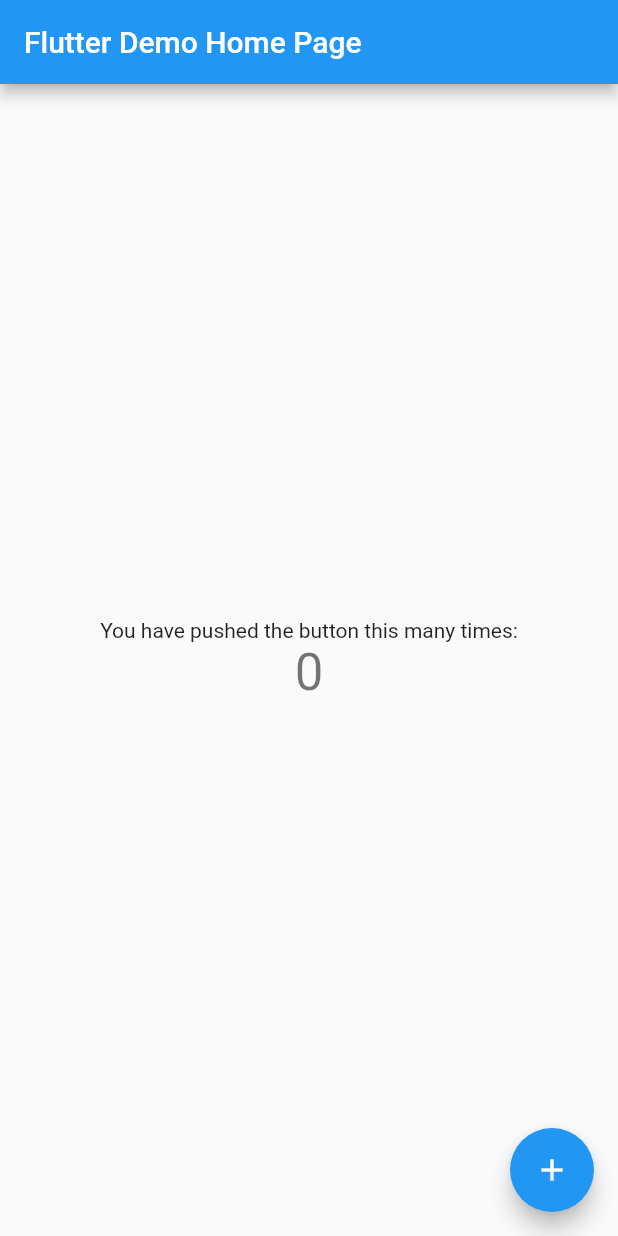
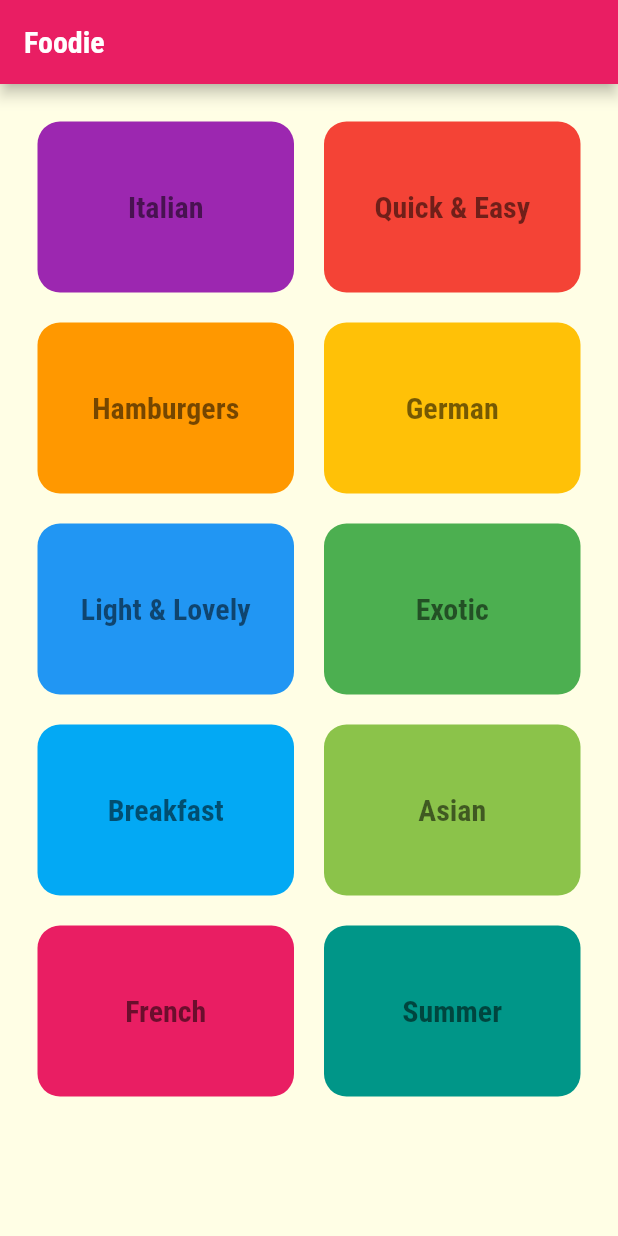
Before and after one commit to felixdusengimana/foodie, a Flutter app: the screen it shows after launch, on a phone screen of 412 x 824 dp. Run offline on Flutter 3.47's test engine with Material 2 defaults, Android fonts, the phone set to English and light mode, and no system bars.

Commit message:
feat: categories screen

```diff
--- /dev/null
+++ b/lib/dummy_data.dart
@@ -0,0 +1,56 @@
+import 'package:flutter/material.dart';
+
+import './models/category.dart';
+
+const DUMMY_CATEGORIES = const [
+  Category(
+    id: 'c1',
+    title: 'Italian',
+    color: Colors.purple,
+  ),
+  Category(
+    id: 'c2',
+    title: 'Quick & Easy',
+    color: Colors.red,
+  ),
+  Category(
+    id: 'c3',
+    title: 'Hamburgers',
+    color: Colors.orange,
+  ),
+  Category(
+    id: 'c4',
+    title: 'German',
+    color: Colors.amber,
+  ),
+  Category(
+    id: 'c5',
+    title: 'Light & Lovely',
+    color: Colors.blue,
+  ),
+  Category(
+    id: 'c6',
+    title: 'Exotic',
+    color: Colors.green,
+  ),
+  Category(
+    id: 'c7',
+    title: 'Breakfast',
+    color: Colors.lightBlue,
+  ),
+  Category(
+    id: 'c8',
+    title: 'Asian',
+    color: Colors.lightGreen,
+  ),
+  Category(
+    id: 'c9',
+    title: 'French',
+    color: Colors.pink,
+  ),
+  Category(
+    id: 'c10',
+    title: 'Summer',
+    color: Colors.teal,
+  ),
+];
--- a/lib/main.dart
+++ b/lib/main.dart
@@ -1,115 +1,40 @@
 import 'package:flutter/material.dart';
+import './screens/categories.dart';
 
 void main() {
-  runApp(const MyApp());
+  runApp(MyApp());
 }
 
 class MyApp extends StatelessWidget {
-  const MyApp({Key? key}) : super(key: key);
-
-  // This widget is the root of your application.
   @override
   Widget build(BuildContext context) {
     return MaterialApp(
-      title: 'Flutter Demo',
+      title: 'Foodie',
+      home: const CategoriesScreen(),
       theme: ThemeData(
-        // This is the theme of your application.
-        //
-        // Try running your application with "flutter run". You'll see the
-        // application has a blue toolbar. Then, without quitting the app, try
-        // changing the primarySwatch below to Colors.green and then invoke
-        // "hot reload" (press "r" in the console where you ran "flutter run",
-        // or simply save your changes to "hot reload" in a Flutter IDE).
-        // Notice that the counter didn't reset back to zero; the application
-        // is not restarted.
-        primarySwatch: Colors.blue,
-      ),
-      home: const MyHomePage(title: 'Flutter Demo Home Page'),
+          primarySwatch: Colors.pink,
+          accentColor: Colors.amber,
+          canvasColor: Color.fromRGBO(255, 254, 229, 1),
+          fontFamily: 'Raleeway',
+          textTheme: ThemeData.light().textTheme.copyWith(
+                bodyText1: const TextStyle(
+                  color: Color.fromRGBO(20, 51, 51, 1),
+                ),
+                bodyText2: const TextStyle(
+                  color: Color.fromRGBO(20, 51, 51, 1),
+                ),
+                headline1: const TextStyle(
+                    fontSize: 20,
+                    fontFamily: 'RobotoCondensed',
+                    fontWeight: FontWeight.bold),
+              ),
+          appBarTheme: const AppBarTheme(
+            titleTextStyle: TextStyle(
+              fontSize: 20,
+              fontFamily: 'RobotoCondensed',
+              fontWeight: FontWeight.bold,
+            ),
+          )),
     );
   }
 }
-
-class MyHomePage extends StatefulWidget {
-  const MyHomePage({Key? key, required this.title}) : super(key: key);
-
-  // This widget is the home page of your application. It is stateful, meaning
-  // that it has a State object (defined below) that contains fields that affect
-  // how it looks.
-
-  // This class is the configuration for the state. It holds the values (in this
-  // case the title) provided by the parent (in this case the App widget) and
-  // used by the build method of the State. Fields in a Widget subclass are
-  // always marked "final".
-
-  final String title;
-
-  @override
-  State<MyHomePage> createState() => _MyHomePageState();
-}
-
-class _MyHomePageState extends State<MyHomePage> {
-  int _counter = 0;
-
-  void _incrementCounter() {
-    setState(() {
-      // This call to setState tells the Flutter framework that something has
-      // changed in this State, which causes it to rerun the build method below
-      // so that the display can reflect the updated values. If we changed
-      // _counter without calling setState(), then the build method would not be
-      // called again, and so nothing would appear to happen.
-      _counter++;
-    });
-  }
-
-  @override
-  Widget build(BuildContext context) {
-    // This method is rerun every time setState is called, for instance as done
-    // by the _incrementCounter method above.
-    //
-    // The Flutter framework has been optimized to make rerunning build methods
-    // fast, so that you can just rebuild anything that needs updating rather
-    // than having to individually change instances of widgets.
-    return Scaffold(
-      appBar: AppBar(
-        // Here we take the value from the MyHomePage object that was created by
-        // the App.build method, and use it to set our appbar title.
-        title: Text(widget.title),
-      ),
-      body: Center(
-        // Center is a layout widget. It takes a single child and positions it
-        // in the middle of the parent.
-        child: Column(
-          // Column is also a layout widget. It takes a list of children and
-          // arranges them vertically. By default, it sizes itself to fit its
-          // children horizontally, and tries to be as tall as its parent.
-          //
-          // Invoke "debug painting" (press "p" in the console, choose the
-          // "Toggle Debug Paint" action from the Flutter Inspector in Android
-          // Studio, or the "Toggle Debug Paint" command in Visual Studio Code)
-          // to see the wireframe for each widget.
-          //
-          // Column has various properties to control how it sizes itself and
-          // how it positions its children. Here we use mainAxisAlignment to
-          // center the children vertically; the main axis here is the vertical
-          // axis because Columns are vertical (the cross axis would be
-          // horizontal).
-          mainAxisAlignment: MainAxisAlignment.center,
-          children: <Widget>[
-            const Text(
-              'You have pushed the button this many times:',
-            ),
-            Text(
-              '$_counter',
-              style: Theme.of(context).textTheme.headline4,
-            ),
-          ],
-        ),
-      ),
-      floatingActionButton: FloatingActionButton(
-        onPressed: _incrementCounter,
-        tooltip: 'Increment',
-        child: const Icon(Icons.add),
-      ), // This trailing comma makes auto-formatting nicer for build methods.
-    );
-  }
-}
--- /dev/null
+++ b/lib/models/category.dart
@@ -0,0 +1,13 @@
+import 'package:flutter/material.dart';
+
+class Category {
+  final String id;
+  final String title;
+  final Color color;
+
+  const Category({
+    required this.id,
+    required this.title,
+    this.color = Colors.orange,
+  });
+}
--- /dev/null
+++ b/lib/screens/categories.dart
@@ -0,0 +1,29 @@
+import 'package:Foodie/dummy_data.dart';
+import 'package:flutter/material.dart';
+
+import '../widgets/category_item.dart';
+import '../dummy_data.dart';
+
+class CategoriesScreen extends StatelessWidget {
+  const CategoriesScreen({Key? key}) : super(key: key);
+
+  @override
+  Widget build(BuildContext context) {
+    return Scaffold(
+      appBar: AppBar(
+        title: const Text('Foodie'),
+      ),
+      body: GridView(
+        padding: const EdgeInsets.all(25),
+        gridDelegate: const SliverGridDelegateWithMaxCrossAxisExtent(
+            maxCrossAxisExtent: 200,
+            childAspectRatio: 3 / 2,
+            crossAxisSpacing: 20,
+            mainAxisSpacing: 20),
+        children: DUMMY_CATEGORIES.map((catData) {
+          return CategoryItem(catData.id, catData.title, catData.color);
+        }).toList(),
+      ),
+    );
+  }
+}
--- /dev/null
+++ b/lib/widgets/category_item.dart
@@ -0,0 +1,24 @@
+import 'package:flutter/material.dart';
+
+class CategoryItem extends StatelessWidget {
+  final String id;
+  final String title;
+  final Color color;
+  const CategoryItem(this.id, this.title, this.color);
+
+  @override
+  Widget build(BuildContext context) {
+    return Container(
+      decoration: BoxDecoration(
+        borderRadius: BorderRadius.circular(15),
+        color: color,
+      ),
+      child: Center(
+        child: Text(
+          title,
+          style: Theme.of(context).textTheme.headline1,
+        ),
+      ),
+    );
+  }
+}
```
Also changed, not shown: pubspec.yaml (+18 -12 lines), assets/fonts/Raleway-Black.ttf (added), assets/fonts/Raleway-Bold.ttf (added), assets/fonts/Raleway-Regular.ttf (added), assets/fonts/RobotoCondensed-Bold.ttf (added), assets/fonts/RobotoCondensed-Italic.ttf (added), assets/fonts/RobotoCondensed-Light.ttf (added), assets/fonts/RobotoCondensed-Regular.ttf (added), 1 other file.
